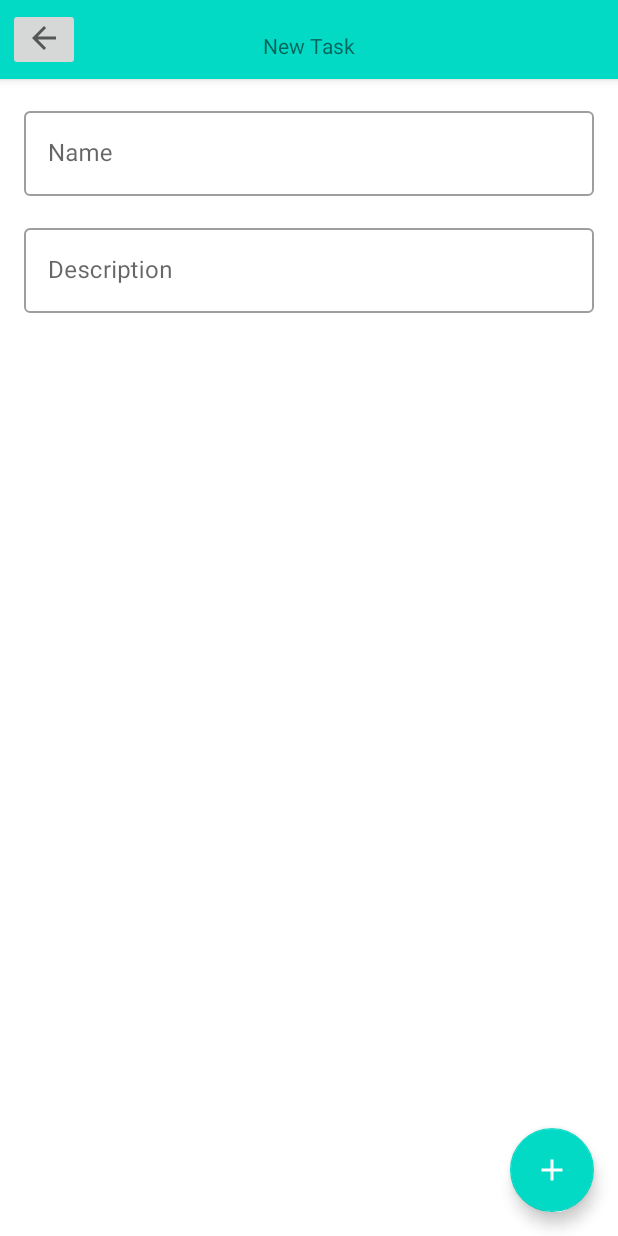
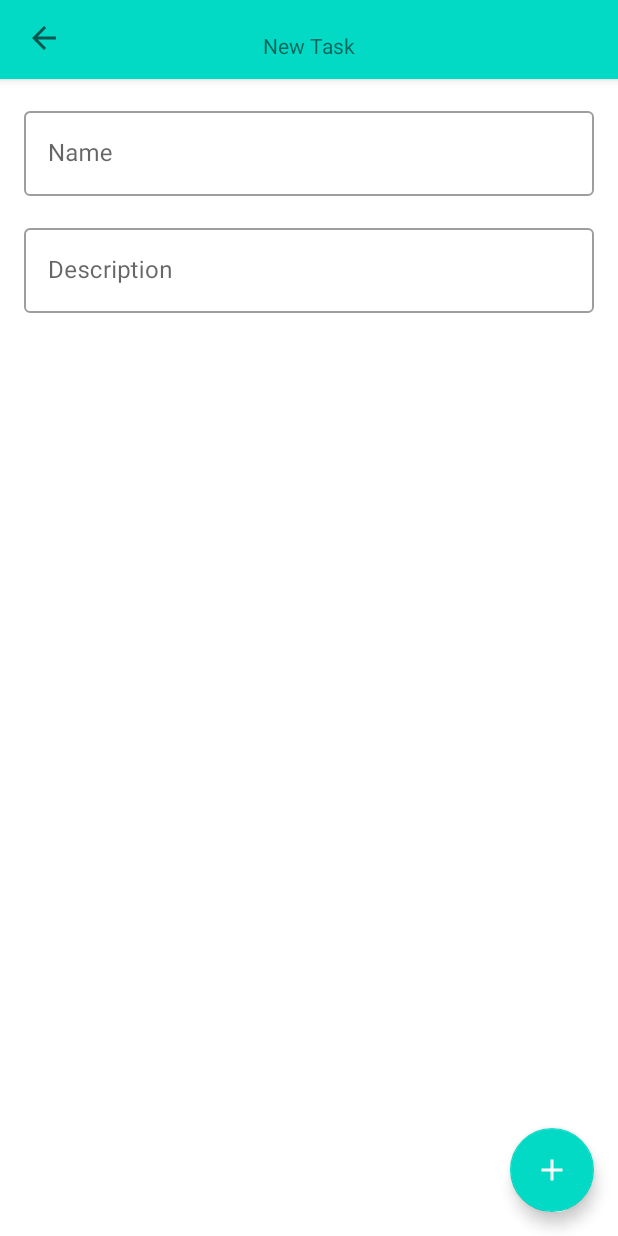
Before and after one commit to Oktawski/tasks-and-habits-android, an Android app: the fragment TaskAddFragment placed in its activity, on a phone screen of 412 x 824 dp. Run offline under Robolectric (Android 15) with nearby library versions, the phone set to English and light mode, and no system bars; our stand-ins replace Room's generated code, RxJava; Roboto replaces fonts that are not available here.

Commit message:
ActivityAddAndDetails update
TaskAddFragment view fix (binding.root), ActivityAddAndDetails back button background set to transparent

```diff
--- a/app/src/main/java/com/example/tah/ui/habit/HabitAddFragment.kt
+++ b/app/src/main/java/com/example/tah/ui/habit/HabitAddFragment.kt
@@ -11,6 +11,7 @@ import androidx.lifecycle.ViewModelProvider
 import com.example.tah.R
 import com.example.tah.databinding.AddHabitFragmentBinding
 import com.example.tah.models.Habit
+import com.example.tah.ui.main.AddAndDetailsActivity
 import com.example.tah.utilities.State
 import com.example.tah.utilities.ViewHelper
 import com.example.tah.utilities.ViewInitializable
@@ -39,6 +40,7 @@ class HabitAddFragment
 
     override fun onViewCreated(view: View, savedInstanceState: Bundle?) {
         super.onViewCreated(view, savedInstanceState)
+        (requireActivity() as AddAndDetailsActivity).setTitle("Add Habit")
         initOnClickListeners()
         initViewModelObservables()
         initSpinnerAdapters()
--- a/app/src/main/java/com/example/tah/ui/task/TaskAddFragment.kt
+++ b/app/src/main/java/com/example/tah/ui/task/TaskAddFragment.kt
@@ -17,7 +17,10 @@ import com.example.tah.utilities.State
 import com.example.tah.utilities.ViewHelper
 
 
-class TaskAddFragment: Fragment(R.layout.add_task_fragment), ViewInitializable, ViewHelper {
+class TaskAddFragment
+    : Fragment(R.layout.add_task_fragment),
+    ViewInitializable,
+    ViewHelper {
 
     private var _binding: AddTaskFragmentBinding? = null
     private val binding get() = _binding!!
@@ -28,9 +31,9 @@ class TaskAddFragment: Fragment(R.layout.add_task_fragment), ViewInitializable,
         inflater: LayoutInflater,
         container: ViewGroup?,
         savedInstanceState: Bundle?
-    ): View? {
+    ): View {
         _binding = AddTaskFragmentBinding.inflate(inflater, container, false)
-        return inflater.inflate(R.layout.add_task_fragment, container, false)
+        return binding.root
     }
 
     override fun onViewCreated(view: View, savedInstanceState: Bundle?) {
@@ -66,7 +69,7 @@ class TaskAddFragment: Fragment(R.layout.add_task_fragment), ViewInitializable,
                 State.Status.SUCCESS -> {
                     viewsNotLoading()
                 }
-                State.Status.ADDED -> activity?.finish()
+                State.Status.ADDED -> requireActivity().finish()
                 else -> viewsNotLoading()
             }
             toast(it.message)
--- a/app/src/main/res/layout/activity_add_and_details.xml
+++ b/app/src/main/res/layout/activity_add_and_details.xml
@@ -20,6 +20,7 @@
                 android:layout_height="wrap_content"
                 android:layout_margin="5dp"
                 android:paddingTop="@dimen/appbar_padding_top"
+                android:backgroundTint="@color/transparent"
                 android:src="@drawable/outline_arrow_back_24" />
 
             <TextView
--- a/app/src/main/res/layout/add_task_fragment.xml
+++ b/app/src/main/res/layout/add_task_fragment.xml
@@ -54,7 +54,6 @@
         android:layout_width="wrap_content"
         android:layout_height="wrap_content"
         android:layout_alignParentEnd="true"
-        android:layout_alignParentRight="true"
         android:layout_margin="@dimen/fab_margin"
         android:src="@drawable/ic_add_24px"
         app:layout_anchor="@+id/parentRelative"
```
Also changed, not shown: app/src/main/java/com/example/tah/ui/task/TasksFragment.kt (+2 -6 lines).
